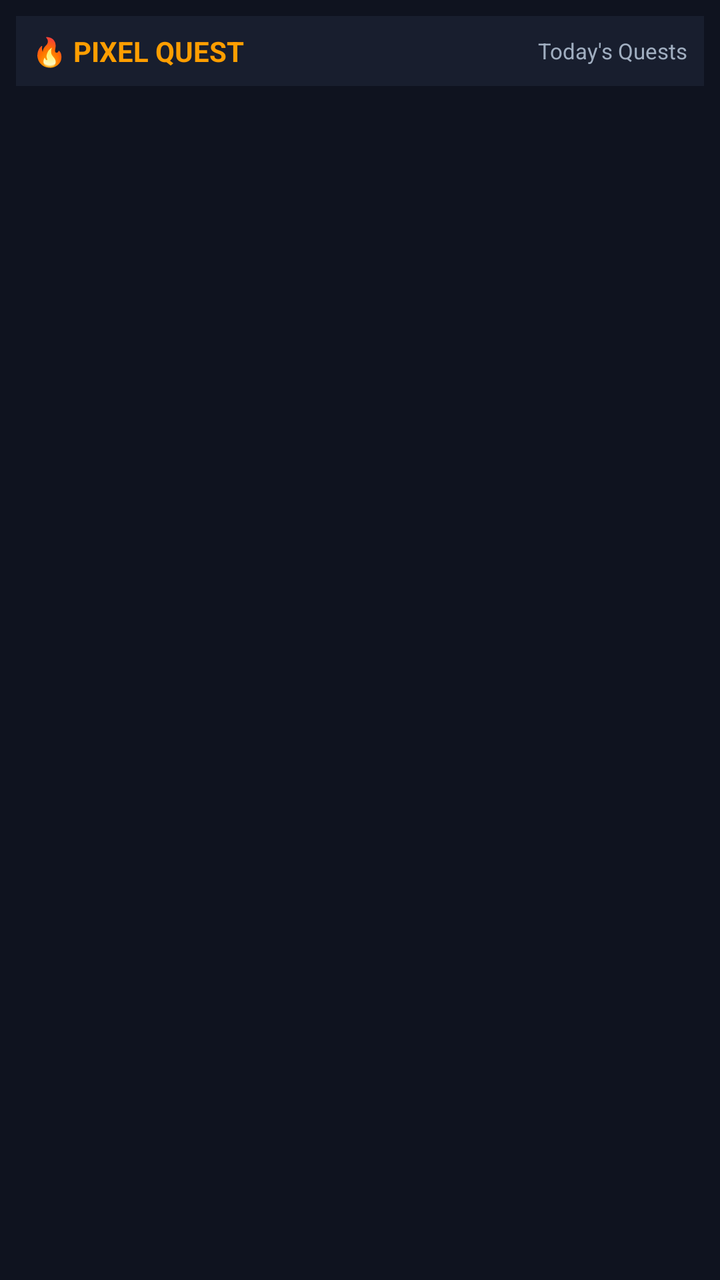
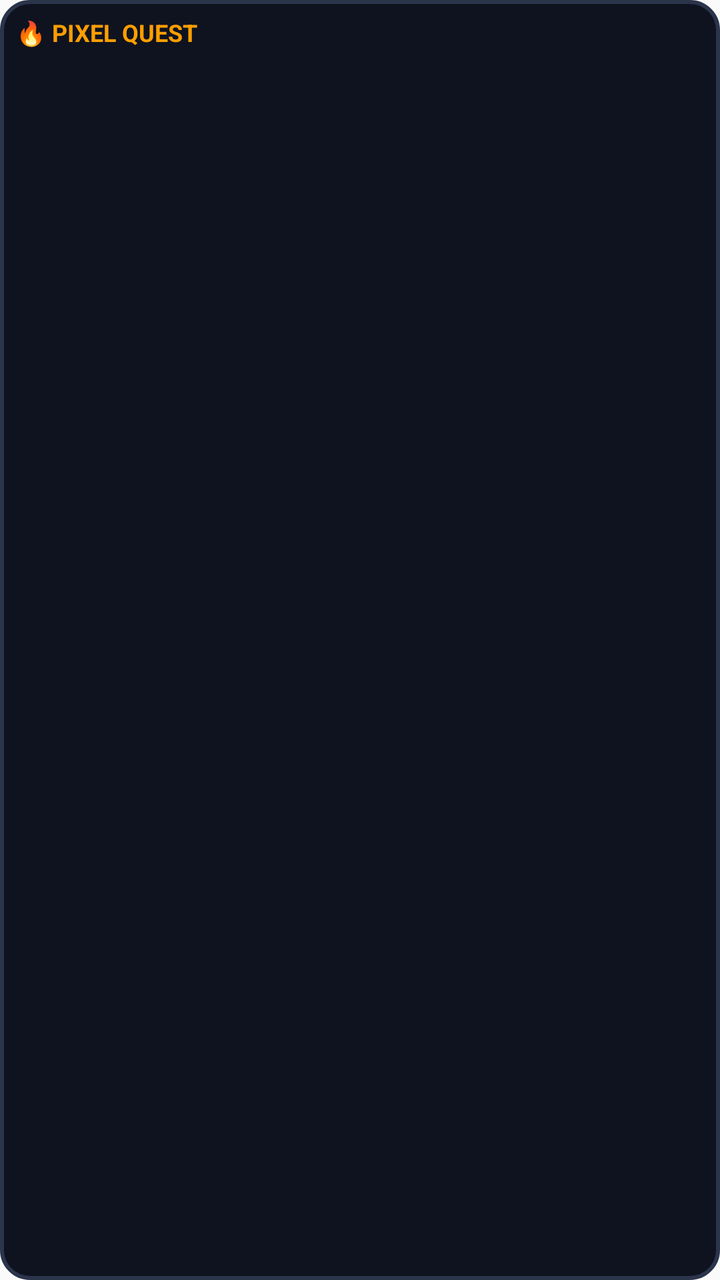

Before-and-after screenshots of an Android layout around one commit, followed by the original layout XML and the change that was made.
<!-- AndroidManifest.xml: application theme AppTheme -->
<!-- res/layout/widget_layout.xml -->
<?xml version="1.0" encoding="utf-8"?>
<LinearLayout xmlns:android="http://schemas.android.com/apk/res/android"
    android:layout_width="match_parent"
    android:layout_height="match_parent"
    android:orientation="vertical"
    android:background="#0F131F"
    android:padding="8dp">

    
    <LinearLayout
        android:id="@+id/widget_header_area"
        android:layout_width="match_parent"
        android:layout_height="wrap_content"
        android:orientation="horizontal"
        android:gravity="center_vertical"
        android:background="#181E2E"
        android:padding="8dp"
        android:clickable="true"
        android:focusable="true">

        <TextView
            android:layout_width="0dp"
            android:layout_height="wrap_content"
            android:layout_weight="1"
            android:text="🔥 PIXEL QUEST"
            android:textColor="#FF9E00"
            android:textStyle="bold"
            android:textSize="14sp" />

        <TextView
            android:layout_width="wrap_content"
            android:layout_height="wrap_content"
            android:text="Today's Quests"
            android:textColor="#A0AEC0"
            android:textSize="11sp" />
    </LinearLayout>

    
    <ListView
        android:id="@+id/widget_list_view"
        android:layout_width="match_parent"
        android:layout_height="0dp"
        android:layout_weight="1"
        android:divider="#252F44"
        android:dividerHeight="1dp"
        android:paddingTop="4dp" />

    
    <TextView
        android:id="@+id/widget_empty_view"
        android:layout_width="match_parent"
        android:layout_height="match_parent"
        android:gravity="center"
        android:text="📜 ไม่มีเควสต์สำหรับวันนี้"
        android:textColor="#64748B"
        android:textSize="13sp"
        android:visibility="gone" />

</LinearLayout>
<!-- resources referenced by this layout -->
<resources>
  <style name="AppTheme" parent="Theme.AppCompat.Light.DarkActionBar">
          
          <item name="colorPrimary">@color/colorPrimary</item>
          <item name="colorPrimaryDark">@color/colorPrimaryDark</item>
          <item name="colorAccent">@color/colorAccent</item>
      </style>
</resources>

<!-- the commit's change to res/layout/widget_layout.xml (unified diff, before → after) -->
@@ -3,37 +3,25 @@
     android:layout_width="match_parent"
     android:layout_height="match_parent"
     android:orientation="vertical"
-    android:background="#0F131F"
+    android:background="@drawable/widget_bg"
     android:padding="8dp">
 
     
-    <LinearLayout
+    <RelativeLayout
         android:id="@+id/widget_header_area"
         android:layout_width="match_parent"
         android:layout_height="wrap_content"
-        android:orientation="horizontal"
-        android:gravity="center_vertical"
-        android:background="#181E2E"
-        android:padding="8dp"
-        android:clickable="true"
-        android:focusable="true">
+        android:paddingBottom="4dp">
 
         <TextView
-            android:layout_width="0dp"
+            android:id="@+id/widget_title"
+            android:layout_width="wrap_content"
             android:layout_height="wrap_content"
-            android:layout_weight="1"
             android:text="🔥 PIXEL QUEST"
             android:textColor="#FF9E00"
-            android:textStyle="bold"
-            android:textSize="14sp" />
-
-        <TextView
-            android:layout_width="wrap_content"
-            android:layout_height="wrap_content"
-            android:text="Today's Quests"
-            android:textColor="#A0AEC0"
-            android:textSize="11sp" />
-    </LinearLayout>
+            android:textSize="12sp"
+            android:textStyle="bold" />
+    </RelativeLayout>
 
     
     <ListView
@@ -41,9 +29,9 @@
         android:layout_width="match_parent"
         android:layout_height="0dp"
         android:layout_weight="1"
-        android:divider="#252F44"
-        android:dividerHeight="1dp"
-        android:paddingTop="4dp" />
+        android:divider="@null"
+        android:dividerHeight="3dp"
+        android:scrollbars="none" />
 
     
     <TextView
@@ -53,7 +41,7 @@
         android:gravity="center"
         android:text="📜 ไม่มีเควสต์สำหรับวันนี้"
         android:textColor="#64748B"
-        android:textSize="13sp"
+        android:textSize="11sp"
         android:visibility="gone" />
 
 </LinearLayout>
<!-- resource entries referenced after the edit -->
@@ -1,5 +1,12 @@
 <!-- resources referenced by this layout -->
 <resources>
+  <!-- drawable widget_bg (drawable) -->
+  <?xml version="1.0" encoding="utf-8"?>
+  <shape xmlns:android="http://schemas.android.com/apk/res/android">
+      <solid android:color="#0F131F" />
+      <corners android:radius="14dp" />
+      <stroke android:width="2dp" android:color="#2A344B" />
+  </shape>
   <style name="AppTheme" parent="Theme.AppCompat.Light.DarkActionBar">
           
           <item name="colorPrimary">@color/colorPrimary</item>
